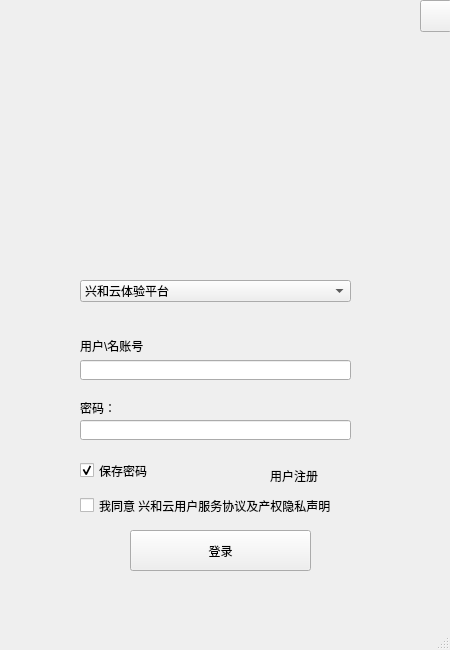
First picture: the form in mainwindow.ui, repository StrokeAce/YouboxClient, before the edit.
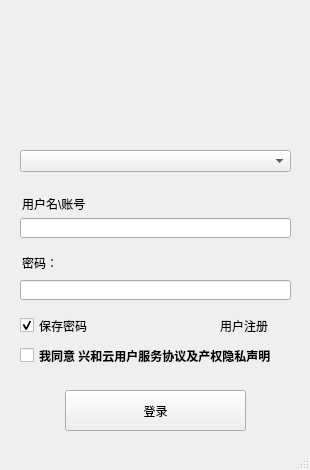
Second picture: the form after the edit. Icons and pictures are not drawn.

What changed in the file:
```diff
--- a/mainwindow.ui
+++ b/mainwindow.ui
@@ -6,8 +6,8 @@
    <rect>
     <x>0</x>
     <y>0</y>
-    <width>450</width>
-    <height>650</height>
+    <width>310</width>
+    <height>470</height>
    </rect>
   </property>
   <property name="windowTitle">
@@ -20,8 +20,8 @@
    <widget class="QLineEdit" name="lineEdit_UserName">
     <property name="geometry">
      <rect>
-      <x>80</x>
-      <y>360</y>
+      <x>20</x>
+      <y>218</y>
       <width>271</width>
       <height>20</height>
      </rect>
@@ -30,8 +30,8 @@
    <widget class="QCheckBox" name="checkBox_2">
     <property name="geometry">
      <rect>
-      <x>80</x>
-      <y>490</y>
+      <x>20</x>
+      <y>340</y>
       <width>331</width>
       <height>31</height>
      </rect>
@@ -39,22 +39,54 @@
     <property name="text">
      <string>我同意 兴和云用户服务协议及产权隐私声明</string>
     </property>
+    <property name="font">
+     <font>
+      <pointsize>9</pointsize>
+      <bold>true</bold>
+     </font>
+    </property>
    </widget>
    <widget class="QLineEdit" name="lineEdit_Pwd">
     <property name="geometry">
      <rect>
-      <x>80</x>
-      <y>420</y>
+      <x>20</x>
+      <y>280</y>
       <width>271</width>
       <height>20</height>
      </rect>
     </property>
    </widget>
+   <widget class="QLabel" name="label">
+    <property name="geometry">
+     <rect>
+      <x>102</x>
+      <y>0</y>
+      <width>105</width>
+      <height>105</height>
+     </rect>
+    </property>
+    <property name="styleSheet">
+     <string notr="true">background-image: url(:/20201017163050.png);</string>
+    </property>
+    <property name="text">
+     <string/>
+    </property>
+   </widget>
+   <widget class="QComboBox" name="comboBox">
+    <property name="geometry">
+     <rect>
+      <x>20</x>
+      <y>150</y>
+      <width>271</width>
+      <height>22</height>
+     </rect>
+    </property>
+   </widget>
    <widget class="QLabel" name="label_4">
     <property name="geometry">
      <rect>
-      <x>270</x>
-      <y>460</y>
+      <x>220</x>
+      <y>310</y>
       <width>81</width>
       <height>31</height>
      </rect>
@@ -66,39 +98,21 @@
    <widget class="QLabel" name="label_2">
     <property name="geometry">
      <rect>
-      <x>80</x>
-      <y>335</y>
+      <x>22</x>
+      <y>193</y>
       <width>91</width>
       <height>21</height>
      </rect>
     </property>
     <property name="text">
-     <string>用户\名账号</string>
+     <string>用户名\账号</string>
     </property>
-   </widget>
-   <widget class="QComboBox" name="comboBox">
-    <property name="geometry">
-     <rect>
-      <x>80</x>
-      <y>280</y>
-      <width>271</width>
-      <height>22</height>
-     </rect>
-    </property>
-    <property name="currentText">
-     <string>兴和云体验平台</string>
-    </property>
-    <item>
-     <property name="text">
-      <string>兴和云体验平台</string>
-     </property>
-    </item>
-   </widget>
+   </widget>   
    <widget class="QPushButton" name="button_Login">
     <property name="geometry">
      <rect>
-      <x>130</x>
-      <y>530</y>
+      <x>65</x>
+      <y>390</y>
       <width>181</width>
       <height>41</height>
      </rect>
@@ -110,8 +124,8 @@
    <widget class="QLabel" name="label_3">
     <property name="geometry">
      <rect>
-      <x>80</x>
-      <y>400</y>
+      <x>22</x>
+      <y>255</y>
       <width>71</width>
       <height>16</height>
      </rect>
@@ -123,8 +137,8 @@
    <widget class="QCheckBox" name="checkBox_3">
     <property name="geometry">
      <rect>
-      <x>80</x>
-      <y>450</y>
+      <x>20</x>
+      <y>305</y>
       <width>111</width>
       <height>41</height>
      </rect>
@@ -135,39 +149,7 @@
     <property name="checked">
      <bool>true</bool>
     </property>
-   </widget>
-   <widget class="QLabel" name="label">
-    <property name="geometry">
-     <rect>
-      <x>150</x>
-      <y>80</y>
-      <width>105</width>
-      <height>105</height>
-     </rect>
-    </property>
-    <property name="styleSheet">
-     <string notr="true">background-image: url(:/20201017163050.png);</string>
-    </property>
-    <property name="text">
-     <string/>
-    </property>
-   </widget>
-   <widget class="QPushButton" name="pushButton_2">
-    <property name="geometry">
-     <rect>
-      <x>420</x>
-      <y>0</y>
-      <width>32</width>
-      <height>32</height>
-     </rect>
-    </property>
-    <property name="styleSheet">
-     <string notr="true">background-image: url(:/bitbug_favicon.ico);</string>
-    </property>
-    <property name="text">
-     <string/>
-    </property>
-   </widget>
+   </widget>   
   </widget>
   <widget class="QMenuBar" name="menubar">
    <property name="geometry">
```
Left out of the diff: 4 changed lines with no effect on the pictures.
